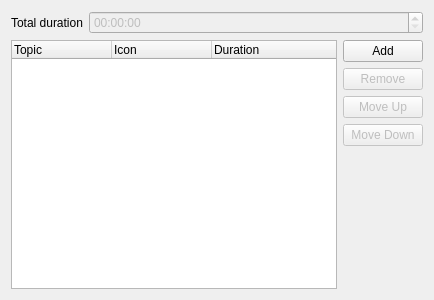
hippich/recorditnow, file src/ui/timelinetopics.ui: the form before one commit.
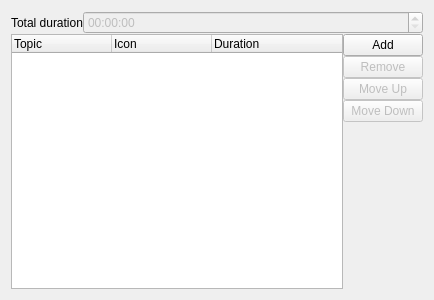
The form after the commit. Custom widgets are drawn as their Qt base class.

Diff of the .ui file:
```diff
--- a/src/ui/timelinetopics.ui
+++ b/src/ui/timelinetopics.ui
@@ -20,6 +20,9 @@
    <string notr="true"/>
   </property>
   <layout class="QVBoxLayout" name="verticalLayout_4">
+   <property name="spacing">
+    <number>0</number>
+   </property>
    <item>
     <layout class="QVBoxLayout" name="verticalLayout_3">
      <item>
```
Left out of the diff: 16 changed lines with no effect on the pictures.
